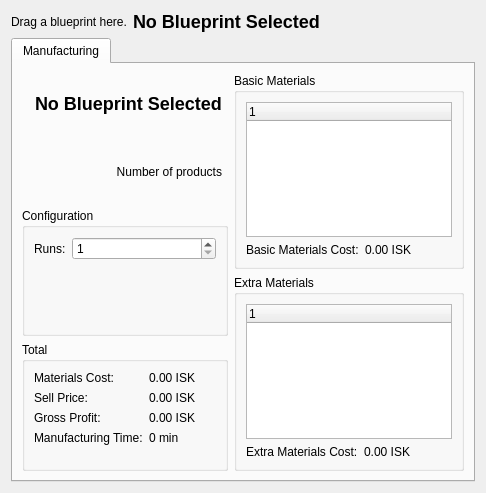
The window that blueprintcalculatorwidget.ui (yznpku/bevel) describes before a commit, drawn with Qt 5.
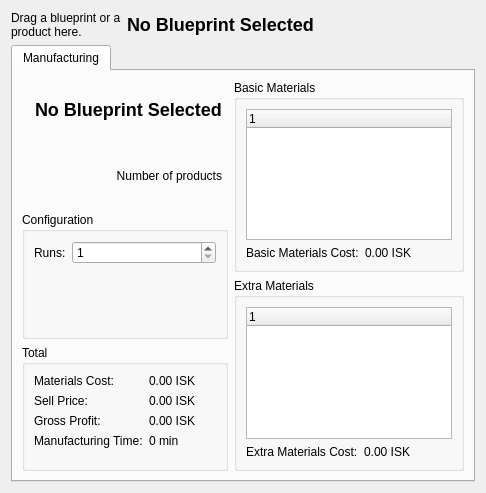
The same window after the commit. Custom widgets are drawn as their Qt base class.

Commit message: Add virtual method TypePixmapLabel::filterTypeId. Add BlueprintPixmapLabel, a subclass of TypePixmapLabel. When drop a blueprint on it, it behaves like a normal TypePixmapLabel. When drop other types on it, it will try to find the blueprint of the type and turn to it, and will do nothing if no blueprint is found.

The edit to the form file:
```diff
--- a/blueprintcalculatorwidget.ui
+++ b/blueprintcalculatorwidget.ui
@@ -19,7 +19,7 @@
      <item>
       <widget class="TypePixmapLabel" name="blueprintPixmapLabel">
        <property name="text">
-        <string>Drag a blueprint here.</string>
+        <string>Drag a blueprint or a product here.</string>
        </property>
        <property name="wordWrap">
         <bool>true</bool>
```
Left out of the diff: 6 changed lines with no effect on the pictures. The commit also changes 8 other files.
